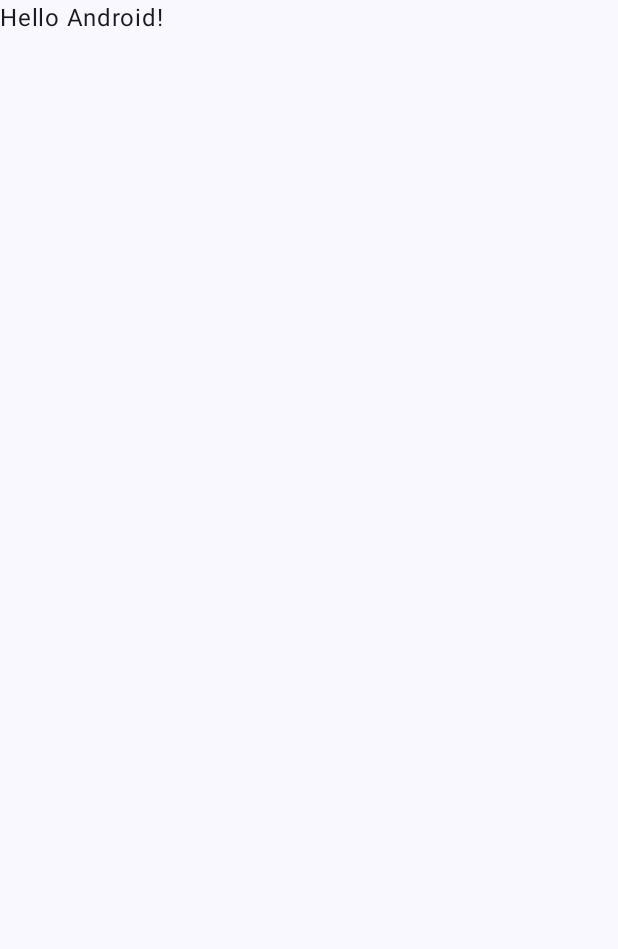
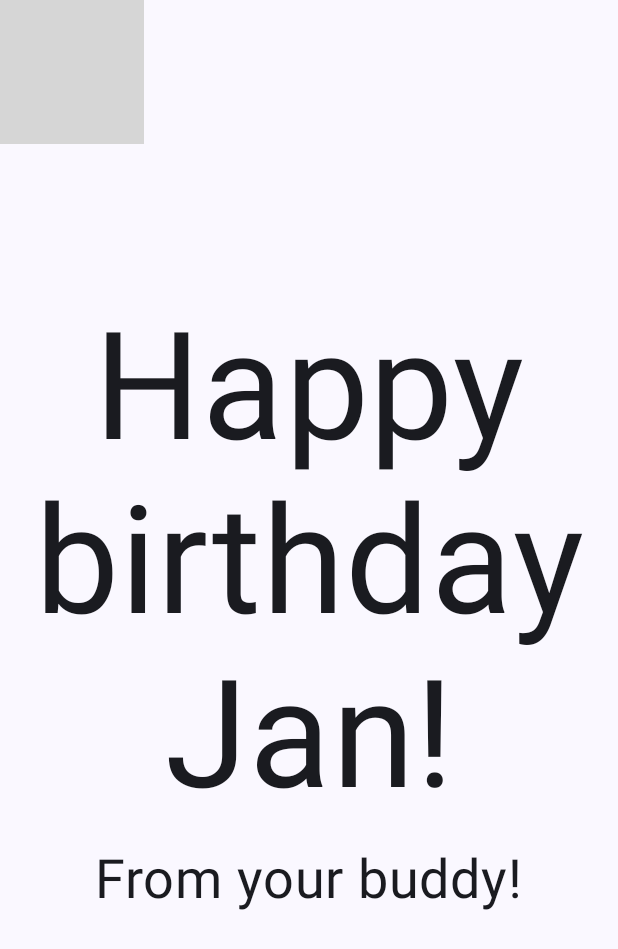
Before and after one commit to jashioq/compose-with-google, an Android app built with Jetpack Compose: the screen it shows after launch (MainActivity), on a phone screen of 412 x 824 dp. Before the commit the part shown is almost empty. Shown: the top 949 px of the screen. Run offline under Robolectric (Android 15) with nearby library versions, the phone set to English and light mode, and no system bars; grey boxes are pictures that could not be loaded.

Commit message:
Finished birthday card app project

```diff
--- a/ComposewithGoogle2/app/src/main/java/com/example/composewithgoogle2/MainActivity.kt
+++ b/ComposewithGoogle2/app/src/main/java/com/example/composewithgoogle2/MainActivity.kt
@@ -3,13 +3,25 @@ package com.example.composewithgoogle2
 import android.os.Bundle
 import androidx.activity.ComponentActivity
 import androidx.activity.compose.setContent
+import androidx.compose.foundation.Image
+import androidx.compose.foundation.layout.Arrangement
+import androidx.compose.foundation.layout.Box
+import androidx.compose.foundation.layout.Column
 import androidx.compose.foundation.layout.fillMaxSize
+import androidx.compose.foundation.layout.padding
 import androidx.compose.material3.MaterialTheme
 import androidx.compose.material3.Surface
 import androidx.compose.material3.Text
 import androidx.compose.runtime.Composable
+import androidx.compose.ui.Alignment
 import androidx.compose.ui.Modifier
+import androidx.compose.ui.layout.ContentScale
+import androidx.compose.ui.res.painterResource
+import androidx.compose.ui.res.stringResource
+import androidx.compose.ui.text.style.TextAlign
 import androidx.compose.ui.tooling.preview.Preview
+import androidx.compose.ui.unit.dp
+import androidx.compose.ui.unit.sp
 import com.example.composewithgoogle2.ui.theme.ComposeWithGoogle2Theme
 
 class MainActivity : ComponentActivity() {
@@ -22,7 +34,10 @@ class MainActivity : ComponentActivity() {
                     modifier = Modifier.fillMaxSize(),
                     color = MaterialTheme.colorScheme.background
                 ) {
-                    Greeting("Android")
+                    GreetingImage(message = stringResource(R.string.happy_birthday_text), from = stringResource(
+                        R.string.signature_text
+                    )
+                    )
                 }
             }
         }
@@ -30,17 +45,51 @@ class MainActivity : ComponentActivity() {
 }
 
 @Composable
-fun Greeting(name: String, modifier: Modifier = Modifier) {
-    Text(
-        text = "Hello $name!",
+fun GreetingText(message: String, from: String, modifier: Modifier = Modifier) {
+    Column(
+        verticalArrangement = Arrangement.Center,
         modifier = modifier
-    )
+    ) {
+        Text(
+            text = message,
+            fontSize = 100.sp,
+            lineHeight = 116.sp,
+            textAlign = TextAlign.Center,
+        )
+        Text(
+            text = stringResource(R.string.signature_from_text, from),
+            fontSize = 36.sp,
+            modifier = Modifier
+                .padding(16.dp)
+                .align(alignment = Alignment.CenterHorizontally)
+        )
+    }
+}
+
+@Composable
+fun GreetingImage(message: String, from: String, modifier: Modifier = Modifier) {
+    val image = painterResource(R.drawable.androidparty)
+    Box {
+        Image(
+            painter = image,
+            contentDescription = null,
+            contentScale = ContentScale.Crop,
+            alpha = 0.5F,
+        )
+        GreetingText(
+            message = message,
+            from = from,
+            modifier = Modifier
+                .fillMaxSize()
+                .padding(8.dp)
+        )
+    }
 }
 
 @Preview(showBackground = true)
 @Composable
 fun BirthdayCardPreview() {
     ComposeWithGoogle2Theme {
-        Greeting("Android")
+        GreetingImage(message = "Happy birthday Jan!", from = "your buddy")
     }
 }
--- a/ComposewithGoogle2/app/src/main/res/values/strings.xml
+++ b/ComposewithGoogle2/app/src/main/res/values/strings.xml
@@ -1,3 +1,6 @@
 <resources>
-    <string name="app_name">Compose with Google 2</string>
+    <string name="app_name">Happy Birthday!</string>
+    <string name="happy_birthday_text">Happy birthday Jan!</string>
+    <string name="signature_text">your buddy</string>
+    <string name="signature_from_text">From %1$s!</string>
 </resources>
```
Also changed, not shown: 1 other file.
